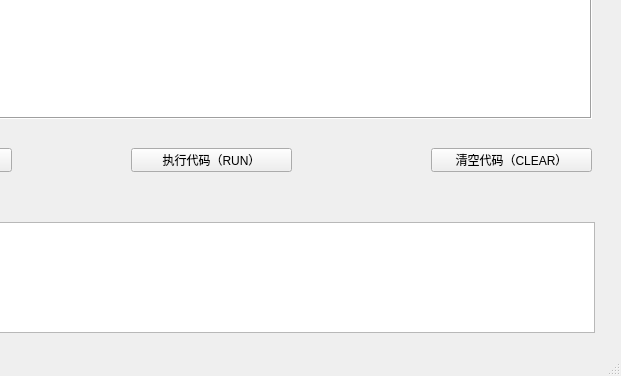
linin00/minibasic, file minibasic.ui: the form before one commit; both pictures show x 179 to 800 and y 422 to 798 of the 800 by 798 pixel window.
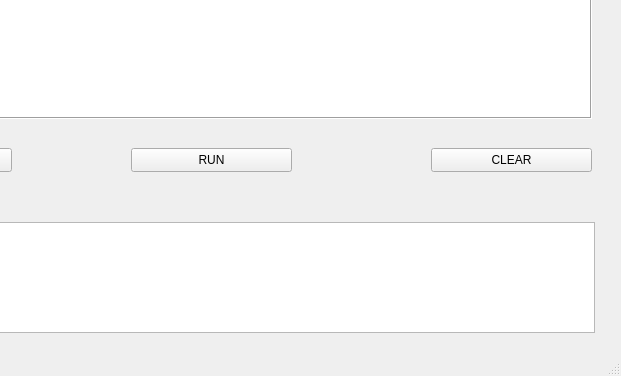
The form after the commit.

Commit message: 代码树构建

The edit to the form file:
```diff
--- a/minibasic.ui
+++ b/minibasic.ui
@@ -76,7 +76,7 @@
      </rect>
     </property>
     <property name="text">
-     <string>执行代码（RUN）</string>
+     <string>RUN</string>
     </property>
    </widget>
    <widget class="QPushButton" name="pushButton_3">
@@ -89,7 +89,7 @@
      </rect>
     </property>
     <property name="text">
-     <string>清空代码（CLEAR）</string>
+     <string>CLEAR</string>
     </property>
    </widget>
    <widget class="QLabel" name="label_4">
```
Left out of the diff: 14 changed lines with no effect on the pictures. The commit also changes 7 other files.
